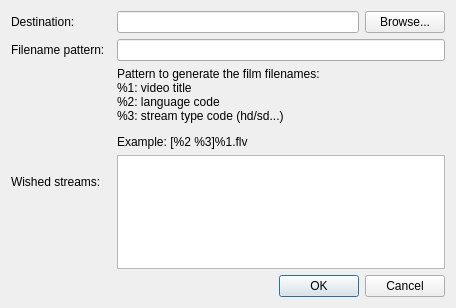
This is preferencedialog.ui in Tofee/artefetcher as Qt 5 draws it before an edit. The edited form follows.
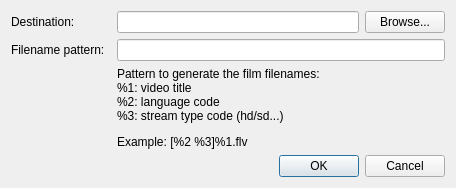
This is the edited form.

Diff of the .ui file:
```diff
--- a/preferencedialog.ui
+++ b/preferencedialog.ui
@@ -7,7 +7,7 @@
     <x>0</x>
     <y>0</y>
     <width>456</width>
-    <height>308</height>
+    <height>172</height>
    </rect>
   </property>
   <property name="windowTitle">
@@ -34,16 +34,6 @@
      </property>
     </widget>
    </item>
-   <item row="2" column="0" colspan="2">
-    <widget class="QLabel" name="label_2">
-     <property name="text">
-      <string>Filename pattern:</string>
-     </property>
-    </widget>
-   </item>
-   <item row="4" column="3" rowspan="2" colspan="2">
-    <widget class="QListWidget" name="wishedStreamListWidget"/>
-   </item>
    <item row="0" column="0" colspan="2">
     <widget class="QLabel" name="label">
      <property name="text">
@@ -51,7 +41,14 @@
      </property>
     </widget>
    </item>
-   <item row="6" column="0" colspan="5">
+   <item row="2" column="0" colspan="2">
+    <widget class="QLabel" name="label_2">
+     <property name="text">
+      <string>Filename pattern:</string>
+     </property>
+    </widget>
+   </item>
+   <item row="4" column="0" colspan="5">
     <widget class="QDialogButtonBox" name="buttonBox">
      <property name="orientation">
       <enum>Qt::Horizontal</enum>
@@ -61,13 +58,6 @@
      </property>
     </widget>
    </item>
-   <item row="4" column="0" colspan="2">
-    <widget class="QLabel" name="label_3">
-     <property name="text">
-      <string>Wished streams:</string>
-     </property>
-    </widget>
-   </item>
   </layout>
  </widget>
  <resources/>
```
Left out of the diff: 6 changed lines with no effect on the pictures.
